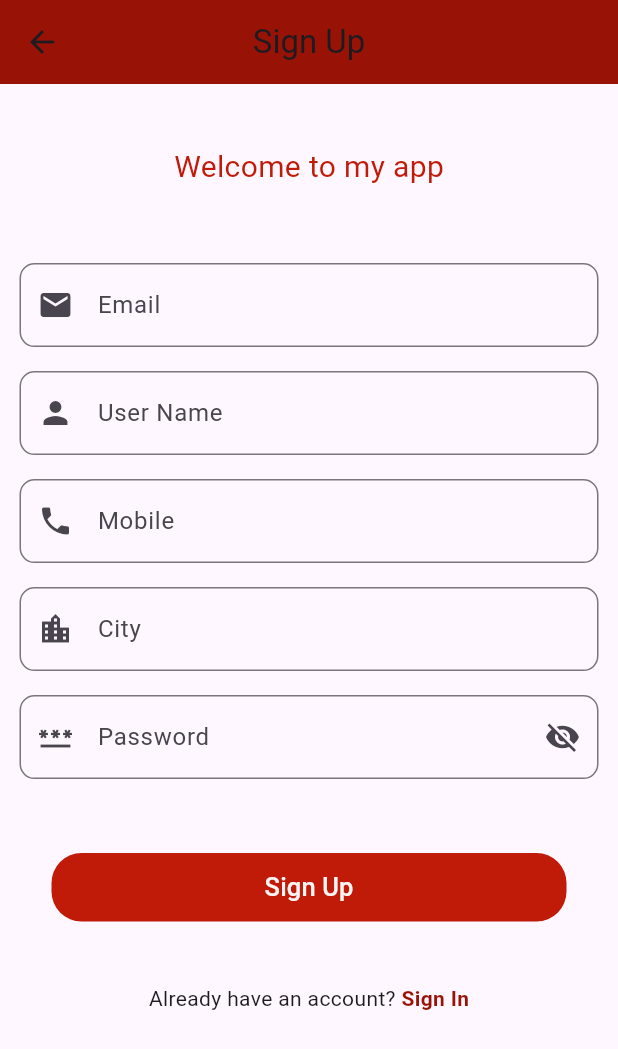
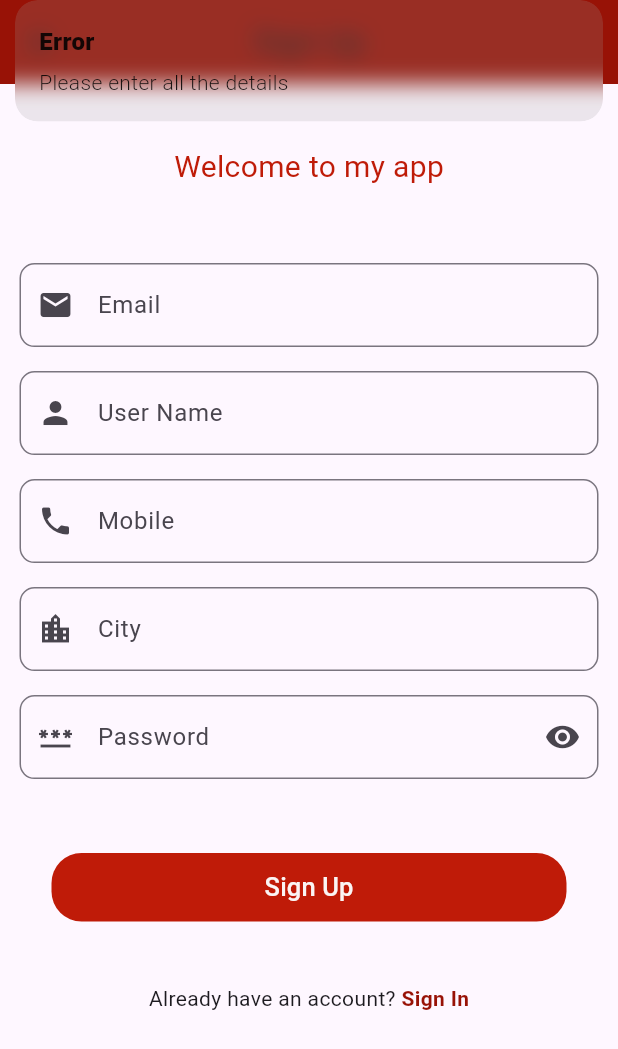
Before and after one commit to gyanendrarathour/e_comm, a Flutter app: the SignUpScreen screen opened directly, after a tap on "Sign Up", on a phone screen of 412 x 824 dp. Shown: the top 1049 px of the screen. Run offline on Flutter 3.47's test engine with Material 3 defaults, Android fonts, the phone set to English and light mode, and no system bars; our stand-ins replace cloud_firestore, firebase_auth, firebase_core, flutter_easyloading, flutter_keyboard_visibility, get and 3 more; missing offline and left inert: dart:ffi; accounts and stored records are empty.

Commit message:
Email Signup Feature

```diff
--- a/lib/controllers/googleSignInController.dart
+++ b/lib/controllers/googleSignInController.dart
@@ -37,6 +37,7 @@ class GoogleSignInController extends GetxController {
           userDeviceToken: '',
           country: '',
           userAddress: '',
+          city: '',
           street: '',
           isAdmin: false,
           isActive: true,
--- a/lib/models/userModels.dart
+++ b/lib/models/userModels.dart
@@ -7,6 +7,7 @@ class UserModel {
   final String userDeviceToken;
   final String country;
   final String userAddress;
+  final String city;
   final String street;
   final bool isAdmin;
   final bool isActive;
@@ -21,6 +22,7 @@ class UserModel {
       required this.userDeviceToken,
       required this.country,
       required this.userAddress,
+      required this.city,
       required this.street,
       required this.isAdmin,
       required this.isActive,
@@ -36,6 +38,7 @@ class UserModel {
       'userDeviceToken': userDeviceToken,
       'country': country,
       'userAddress': userAddress,
+      'city': city,
       'street': street,
       'isAdmin': isAdmin,
       'isActive': isActive,
@@ -53,6 +56,7 @@ class UserModel {
         userDeviceToken: json['userDeviceToken'],
         country: json['country'],
         userAddress: json['userAddress'],
+        city: json['city'],
         street: json['street'],
         isAdmin: json['isAdmin'],
         isActive: json['isActive'],
--- a/lib/screens/authUI/signUpScreen.dart
+++ b/lib/screens/authUI/signUpScreen.dart
@@ -1,9 +1,17 @@
+import 'dart:ffi';
+
+import 'package:e_comm/controllers/signUpController.dart';
 import 'package:e_comm/screens/authUI/signInScreen.dart';
+import 'package:e_comm/screens/authUI/welcomeScreen.dart';
 import 'package:e_comm/utils/appConstant.dart';
+import 'package:firebase_auth/firebase_auth.dart';
 import 'package:flutter/material.dart';
 import 'package:flutter_keyboard_visibility/flutter_keyboard_visibility.dart';
+import 'package:get/get.dart';
 import 'package:get/get_core/get_core.dart';
+import 'package:get/get_instance/get_instance.dart';
 import 'package:get/get_navigation/get_navigation.dart';
+import 'package:get/get_state_manager/get_state_manager.dart';
 import 'package:lottie/lottie.dart';
 
 class SignUpScreen extends StatefulWidget {
@@ -14,6 +22,13 @@ class SignUpScreen extends StatefulWidget {
 }
 
 class _SignInScreenState extends State<SignUpScreen> {
+  final SignUpController _signUpController = Get.put(SignUpController());
+  TextEditingController emailController = TextEditingController();
+  TextEditingController nameController = TextEditingController();
+  TextEditingController phoneController = TextEditingController();
+  TextEditingController cityController = TextEditingController();
+  TextEditingController passwordController = TextEditingController();
+
   @override
   Widget build(BuildContext context) {
     return KeyboardVisibilityBuilder(builder: (context, isKeyboardVisible) {
@@ -32,7 +47,11 @@ class _SignInScreenState extends State<SignUpScreen> {
                 ),
                 Container(
                     alignment: Alignment.center,
-                  child: const Text('Welcome to my app', style: TextStyle(fontSize: 20, color: AppConstant.appMainColor),)),
+                    child: const Text(
+                      'Welcome to my app',
+                      style: TextStyle(
+                          fontSize: 20, color: AppConstant.appMainColor),
+                    )),
                 SizedBox(
                   height: Get.height / 20,
                 ),
@@ -42,6 +61,7 @@ class _SignInScreenState extends State<SignUpScreen> {
                     child: Padding(
                       padding: const EdgeInsets.all(8.0),
                       child: TextFormField(
+                        controller: emailController,
                         keyboardType: TextInputType.emailAddress,
                         cursorColor: AppConstant.appSecondaryColor,
                         decoration: InputDecoration(
@@ -57,6 +77,7 @@ class _SignInScreenState extends State<SignUpScreen> {
                     child: Padding(
                       padding: const EdgeInsets.all(8.0),
                       child: TextFormField(
+                        controller: nameController,
                         keyboardType: TextInputType.name,
                         cursorColor: AppConstant.appSecondaryColor,
                         decoration: InputDecoration(
@@ -72,6 +93,7 @@ class _SignInScreenState extends State<SignUpScreen> {
                     child: Padding(
                       padding: const EdgeInsets.all(8.0),
                       child: TextFormField(
+                        controller: phoneController,
                         keyboardType: TextInputType.phone,
                         cursorColor: AppConstant.appSecondaryColor,
                         decoration: InputDecoration(
@@ -87,6 +109,7 @@ class _SignInScreenState extends State<SignUpScreen> {
                     child: Padding(
                       padding: const EdgeInsets.all(8.0),
                       child: TextFormField(
+                        controller: cityController,
                         keyboardType: TextInputType.streetAddress,
                         cursorColor: AppConstant.appSecondaryColor,
                         decoration: InputDecoration(
@@ -96,22 +119,32 @@ class _SignInScreenState extends State<SignUpScreen> {
                                 borderRadius: BorderRadius.circular(10.0))),
                       ),
                     )),
-                // SizedBox(height: Get.height/20,),
                 Container(
                     margin: const EdgeInsets.symmetric(horizontal: 5.0),
                     width: Get.width,
                     child: Padding(
                       padding: const EdgeInsets.all(8.0),
-                      child: TextFormField(
-                        obscureText: true,
+                      child: Obx(() => TextFormField(
+                            controller: passwordController,
+                            obscureText:
+                                SignUpController.isPasswordVisible.value,
+                            keyboardType: TextInputType.visiblePassword,
                             cursorColor: AppConstant.appSecondaryColor,
                             decoration: InputDecoration(
                                 hintText: 'Password',
                                 prefixIcon: const Icon(Icons.password),
-                            suffixIcon: const Icon(Icons.visibility_off),
+                                suffixIcon: IconButton(
+                                    onPressed: () {
+                                      SignUpController.isPasswordVisible
+                                          .toggle();
+                                    },
+                                    icon:
+                                        SignUpController.isPasswordVisible.value
+                                            ? const Icon(Icons.visibility_off)
+                                            : const Icon(Icons.visibility)),
                                 border: OutlineInputBorder(
                                     borderRadius: BorderRadius.circular(10.0))),
-                      ),
+                          )),
                     )),
                 SizedBox(
                   height: Get.height / 20,
@@ -123,21 +156,52 @@ class _SignInScreenState extends State<SignUpScreen> {
                       color: AppConstant.appMainColor,
                       borderRadius: BorderRadius.circular(20)),
                   child: TextButton(
-                      onPressed: () {},
+                      onPressed: () async{
+                        String email = emailController.text.trim();
+                        String userName = nameController.text.trim();
+                        String phone = phoneController.text.trim();
+                        String city = cityController.text.trim();
+                        String password = passwordController.text.trim();
+                        String userDeviceToken = '';
+
+                        if (email.isEmpty ||
+                            userName.isEmpty ||
+                            phone.isEmpty ||
+                            city.isEmpty ||
+                            password.isEmpty) {
+                          Get.snackbar('Error', 'Please enter all the details');
+                        } else {
+                          UserCredential? userCredential =await SignUpController()
+                              .signInWithEmail(email, userName, phone,
+                                  city, password, userDeviceToken);
+                                  if(userCredential!=null){
+                                    Get.snackbar('Verification Email Sent', 'Please check your email');
+                                    FirebaseAuth.instance.signOut();
+                                    Get.offAll(()=> WelcomeScreen());
+                                  }
+                        }
+                      },
                       child: const Text(
                         'Sign Up',
                         style: TextStyle(
                             fontSize: 17, color: AppConstant.appTextColor),
                       )),
                 ),
-                SizedBox(height: Get.height/20,),
+                SizedBox(
+                  height: Get.height / 20,
+                ),
                 GestureDetector(
                   onTap: () => Get.offAll(const SignInScreen()),
                   child: const Row(
                     mainAxisAlignment: MainAxisAlignment.center,
                     children: [
                       Text("Already have an account? "),
-                      Text('Sign In', style: TextStyle(fontWeight: FontWeight.bold, color: AppConstant.appSecondaryColor),)
+                      Text(
+                        'Sign In',
+                        style: TextStyle(
+                            fontWeight: FontWeight.bold,
+                            color: AppConstant.appSecondaryColor),
+                      )
                     ],
                   ),
                 )
--- a/lib/screens/authUI/welcomeScreen.dart
+++ b/lib/screens/authUI/welcomeScreen.dart
@@ -1,4 +1,5 @@
 import 'package:e_comm/controllers/googleSignInController.dart';
+import 'package:e_comm/screens/authUI/signInScreen.dart';
 import 'package:e_comm/utils/appConstant.dart';
 import 'package:flutter/material.dart';
 import 'package:get/get.dart';
@@ -55,7 +56,7 @@ class WelcomeScreen extends StatelessWidget {
                 borderRadius: BorderRadius.circular(20)),
             child: TextButton.icon(
                 onPressed: () {
-
+                  Get.to(()=> const SignInScreen());
                 },
                 icon: const Icon(
                   Icons.email,
```
Also changed, not shown: assets/images/signIn.json (+1 -1 lines), lib/controllers/signUpController.dart (added, +53 -0 lines). Lines whose indentation alone changed are shown as unchanged.
